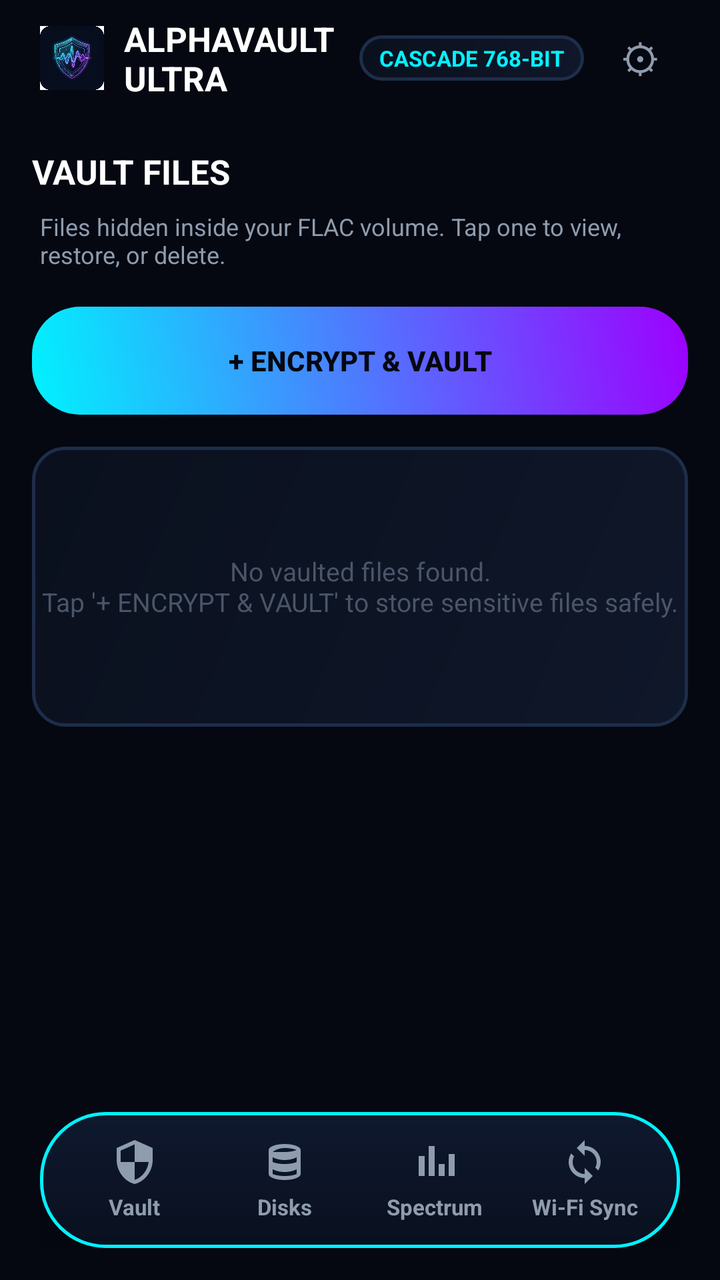
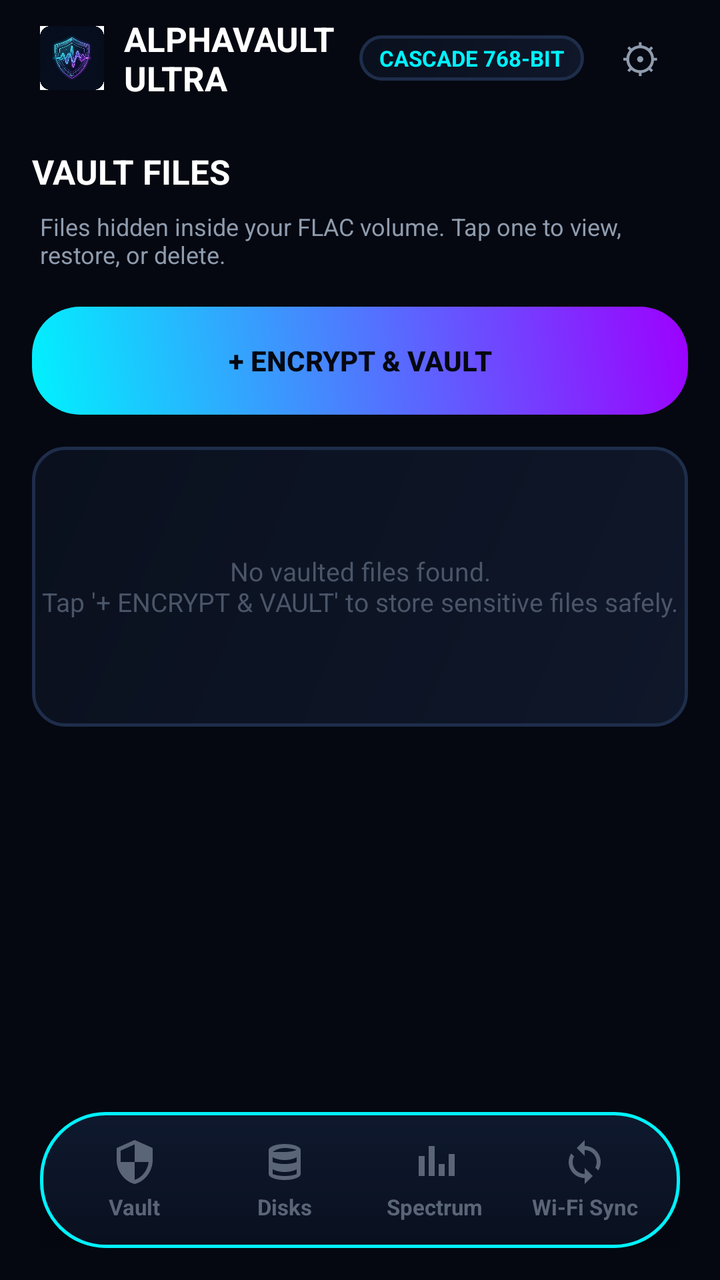

Screens rendered from an Android XML layout before and after an edit, with the pre-edit source and the edit as a unified diff.
<!-- AndroidManifest.xml: application theme Theme.AlphaVault -->
<!-- res/layout/activity_main.xml -->
<?xml version="1.0" encoding="utf-8"?>
<RelativeLayout xmlns:android="http://schemas.android.com/apk/res/android"
    xmlns:app="http://schemas.android.com/apk/res-auto"
    android:layout_width="match_parent"
    android:layout_height="match_parent"
    android:background="@color/av_bg">

    
    <LinearLayout
        android:id="@+id/topBar"
        android:layout_width="match_parent"
        android:layout_height="wrap_content"
        android:layout_alignParentTop="true"
        android:background="@android:color/transparent"
        android:gravity="center_vertical"
        android:orientation="horizontal"
        android:paddingStart="20dp"
        android:paddingTop="8dp"
        android:paddingEnd="20dp"
        android:paddingBottom="8dp">

        <ImageView
            android:layout_width="32dp"
            android:layout_height="32dp"
            android:layout_marginEnd="10dp"
            android:contentDescription="@string/app_name"
            android:src="@drawable/ic_launcher" />

        <LinearLayout
            android:layout_width="0dp"
            android:layout_height="wrap_content"
            android:layout_weight="1"
            android:orientation="vertical">

            <TextView
                android:layout_width="wrap_content"
                android:layout_height="wrap_content"
                android:text="@string/brand_title"
                android:textColor="@color/av_text_primary"
                android:textSize="17sp"
                android:textStyle="bold" />

            <TextView
                android:id="@+id/tvTopStatus"
                android:layout_width="match_parent"
                android:layout_height="wrap_content"
                android:ellipsize="end"
                android:maxLines="1"
                android:textColor="@color/av_cyan"
                android:textSize="11sp"
                android:visibility="gone" />
        </LinearLayout>

        <TextView
            android:id="@+id/tvModeBadge"
            android:layout_width="wrap_content"
            android:layout_height="wrap_content"
            android:background="@drawable/bg_cyber_card"
            android:paddingStart="10dp"
            android:paddingTop="4dp"
            android:paddingEnd="10dp"
            android:paddingBottom="4dp"
            android:text="@string/badge_cascade"
            android:textColor="@color/av_cyan"
            android:textSize="11sp"
            android:textStyle="bold" />

        <TextView
            android:id="@+id/btnSettings"
            android:layout_width="40dp"
            android:layout_height="40dp"
            android:layout_marginStart="8dp"
            android:background="?attr/selectableItemBackgroundBorderless"
            android:gravity="center"
            android:text="⚙"
            android:textColor="@color/av_text_secondary"
            android:textSize="20sp" />
    </LinearLayout>

    
    <FrameLayout
        android:id="@+id/fragmentContainer"
        android:layout_width="match_parent"
        android:layout_height="match_parent"
        android:layout_above="@id/floatingDockContainer"
        android:layout_below="@id/topBar">

        
        <ScrollView
            android:id="@+id/panelVault"
            android:layout_width="match_parent"
            android:layout_height="match_parent"
            android:clipToPadding="false"
            android:fillViewport="true"
            android:scrollbars="none">

            <LinearLayout
                android:layout_width="match_parent"
                android:layout_height="wrap_content"
                android:orientation="vertical"
                android:padding="16dp">

                <TextView
                    android:layout_width="wrap_content"
                    android:layout_height="wrap_content"
                    android:layout_marginBottom="4dp"
                    android:text="@string/vault_files_header"
                    android:textColor="@color/av_text_primary"
                    android:textSize="17sp"
                    android:textStyle="bold" />

                <TextView
                    android:id="@+id/tvVaultSort"
                    android:layout_width="match_parent"
                    android:layout_height="wrap_content"
                    android:layout_marginBottom="14dp"
                    android:padding="4dp"
                    android:text="@string/vault_files_sub"
                    android:textColor="@color/av_text_secondary"
                    android:textSize="12sp" />

                <androidx.appcompat.widget.AppCompatButton
                    android:id="@+id/btnAddVaultFile"
                    android:layout_width="match_parent"
                    android:layout_height="54dp"
                    android:layout_marginBottom="16dp"
                    android:background="@drawable/bg_neon_button"
                    android:stateListAnimator="@null"
                    android:text="@string/btn_encrypt_vault"
                    android:textColor="@color/av_bg"
                    android:textStyle="bold" />

                <LinearLayout
                    android:id="@+id/vaultFileList"
                    android:layout_width="match_parent"
                    android:layout_height="wrap_content"
                    android:orientation="vertical">

                    <TextView
                        android:id="@+id/tvEmptyVault"
                        android:layout_width="match_parent"
                        android:layout_height="140dp"
                        android:background="@drawable/bg_cyber_card"
                        android:gravity="center"
                        android:text="@string/vault_empty"
                        android:textColor="@color/av_text_disabled"
                        android:textSize="13sp" />
                </LinearLayout>

            </LinearLayout>
        </ScrollView>

        
        <ScrollView
            android:id="@+id/panelDisks"
            android:layout_width="match_parent"
            android:layout_height="match_parent"
            android:clipToPadding="false"
            android:fillViewport="true"
            android:scrollbars="none"
            android:visibility="gone">

            <LinearLayout
                android:layout_width="match_parent"
                android:layout_height="wrap_content"
                android:orientation="vertical"
                android:padding="16dp">

                
                <LinearLayout
                    android:layout_width="match_parent"
                    android:layout_height="wrap_content"
                    android:layout_marginBottom="16dp"
                    android:background="@drawable/bg_cyber_card"
                    android:orientation="vertical"
                    android:padding="16dp">

                    <TextView
                        android:layout_width="wrap_content"
                        android:layout_height="wrap_content"
                        android:text="@string/vault_pool_title"
                        android:textColor="@color/av_text_primary"
                        android:textSize="15sp"
                        android:textStyle="bold" />

                    <TextView
                        android:id="@+id/tvVaultStats"
                        android:layout_width="wrap_content"
                        android:layout_height="wrap_content"
                        android:layout_marginTop="4dp"
                        android:text="@string/vault_pool_subtitle"
                        android:textColor="@color/av_cyan"
                        android:textSize="12sp" />

                    <LinearLayout
                        android:id="@+id/storageBar"
                        android:layout_width="match_parent"
                        android:layout_height="16dp"
                        android:layout_marginTop="14dp"
                        android:background="@drawable/bg_bar_track"
                        android:orientation="horizontal"
                        android:padding="2dp">

                        <View
                            android:id="@+id/barUsed"
                            android:layout_width="0dp"
                            android:layout_height="match_parent"
                            android:layout_weight="0"
                            android:background="@drawable/bg_bar_used" />

                        <View
                            android:id="@+id/barFree"
                            android:layout_width="0dp"
                            android:layout_height="match_parent"
                            android:layout_weight="1" />
                    </LinearLayout>

                    <TextView
                        android:id="@+id/tvStorageDetail"
                        android:layout_width="match_parent"
                        android:layout_height="wrap_content"
                        android:layout_marginTop="8dp"
                        android:text="@string/storage_scanning"
                        android:textColor="@color/av_text_secondary"
                        android:textSize="12sp" />

                    <RadioGroup
                        android:id="@+id/rgPoolMode"
                        android:layout_width="match_parent"
                        android:layout_height="wrap_content"
                        android:layout_marginTop="12dp"
                        android:orientation="vertical">

                        <RadioButton
                            android:id="@+id/rbAutoLibrary"
                            android:layout_width="wrap_content"
                            android:layout_height="wrap_content"
                            android:checked="true"
                            android:text="@string/pool_mode_auto"
                            android:textColor="@color/av_text_primary"
                            android:textSize="13sp" />

                        <RadioButton
                            android:id="@+id/rbManualDisks"
                            android:layout_width="wrap_content"
                            android:layout_height="wrap_content"
                            android:text="@string/pool_mode_manual"
                            android:textColor="@color/av_text_secondary"
                            android:textSize="13sp" />
                    </RadioGroup>

                </LinearLayout>

                <androidx.appcompat.widget.AppCompatButton
                    android:id="@+id/btnScanVault"
                    android:layout_width="match_parent"
                    android:layout_height="52dp"
                    android:layout_marginBottom="16dp"
                    android:background="@drawable/bg_keypad_button"
                    android:stateListAnimator="@null"
                    android:text="@string/btn_auto_discover"
                    android:textColor="@color/av_cyan"
                    android:textStyle="bold" />

                <TextView
                    android:layout_width="wrap_content"
                    android:layout_height="wrap_content"
                    android:layout_marginBottom="8dp"
                    android:text="@string/pool_disks_header"
                    android:textColor="@color/av_cyan"
                    android:textSize="12sp"
                    android:textStyle="bold" />

                <LinearLayout
                    android:id="@+id/poolDiskList"
                    android:layout_width="match_parent"
                    android:layout_height="wrap_content"
                    android:layout_marginBottom="12dp"
                    android:orientation="vertical">

                    <TextView
                        android:id="@+id/tvEmptyDisks"
                        android:layout_width="match_parent"
                        android:layout_height="100dp"
                        android:background="@drawable/bg_cyber_card"
                        android:gravity="center"
                        android:text="@string/disks_empty"
                        android:textColor="@color/av_text_disabled"
                        android:textSize="13sp" />
                </LinearLayout>

            </LinearLayout>
        </ScrollView>

        
        <ScrollView
            android:id="@+id/panelStego"
            android:layout_width="match_parent"
            android:layout_height="match_parent"
            android:clipToPadding="false"
            android:fillViewport="true"
            android:scrollbars="none"
            android:visibility="gone">

            <LinearLayout
                android:layout_width="match_parent"
                android:layout_height="wrap_content"
                android:orientation="vertical"
                android:padding="16dp">

                <TextView
                    android:layout_width="wrap_content"
                    android:layout_height="wrap_content"
                    android:text="@string/stego_title"
                    android:textColor="@color/av_text_primary"
                    android:textSize="18sp"
                    android:textStyle="bold" />

                
                <com.google.android.material.card.MaterialCardView
                    android:layout_width="match_parent"
                    android:layout_height="160dp"
                    android:layout_marginTop="12dp"
                    android:layout_marginBottom="16dp"
                    app:cardBackgroundColor="@color/av_surface"
                    app:cardCornerRadius="16dp"
                    app:strokeColor="@color/av_cyan"
                    app:strokeWidth="1.5dp">

                    <com.alphasteg.pro.ui.StegoVisualizerView
                        android:layout_width="match_parent"
                        android:layout_height="match_parent"
                        android:background="@color/av_surface" />

                </com.google.android.material.card.MaterialCardView>

                <androidx.appcompat.widget.AppCompatButton
                    android:id="@+id/btnSelectFlac"
                    android:layout_width="match_parent"
                    android:layout_height="52dp"
                    android:layout_marginBottom="12dp"
                    android:background="@drawable/bg_keypad_button"
                    android:stateListAnimator="@null"
                    android:text="@string/btn_select_flac"
                    android:textColor="@color/av_text_primary"
                    android:textStyle="bold" />

                <TextView
                    android:id="@+id/tvSelectedFlac"
                    android:layout_width="match_parent"
                    android:layout_height="wrap_content"
                    android:background="@drawable/bg_cyber_card"
                    android:padding="14dp"
                    android:text="@string/stego_none_selected"
                    android:textColor="@color/av_text_secondary" />

                <androidx.appcompat.widget.AppCompatButton
                    android:id="@+id/btnInspectTrack"
                    android:layout_width="match_parent"
                    android:layout_height="52dp"
                    android:layout_marginTop="16dp"
                    android:background="@drawable/bg_neon_button"
                    android:stateListAnimator="@null"
                    android:text="@string/btn_inspect_track"
                    android:textColor="@color/av_bg"
                    android:textStyle="bold" />

            </LinearLayout>
        </ScrollView>

        
        <LinearLayout
            android:id="@+id/panelServer"
            android:layout_width="match_parent"
            android:layout_height="match_parent"
            android:orientation="vertical"
            android:padding="24dp"
            android:visibility="gone">

            <TextView
                android:layout_width="wrap_content"
                android:layout_height="wrap_content"
                android:text="@string/server_title"
                android:textColor="@color/av_text_primary"
                android:textSize="18sp"
                android:textStyle="bold" />

            <TextView
                android:layout_width="wrap_content"
                android:layout_height="wrap_content"
                android:layout_marginTop="8dp"
                android:layout_marginBottom="24dp"
                android:text="@string/server_desc"
                android:textColor="@color/av_text_secondary"
                android:textSize="13sp" />

            <com.google.android.material.materialswitch.MaterialSwitch
                android:id="@+id/switchServer"
                android:layout_width="match_parent"
                android:layout_height="wrap_content"
                android:text="@string/server_switch"
                android:textColor="@color/av_text_primary"
                android:textSize="16sp" />

            <TextView
                android:id="@+id/tvServerUrl"
                android:layout_width="match_parent"
                android:layout_height="wrap_content"
                android:layout_marginTop="16dp"
                android:background="@drawable/bg_cyber_card"
                android:fontFamily="monospace"
                android:padding="16dp"
                android:text="@string/server_status_stopped"
                android:textColor="@color/av_cyan"
                android:textSize="14sp" />
        </LinearLayout>

    </FrameLayout>

    
    <FrameLayout
        android:id="@+id/floatingDockContainer"
        android:layout_width="match_parent"
        android:layout_height="wrap_content"
        android:layout_alignParentBottom="true"
        android:paddingStart="20dp"
        android:paddingEnd="20dp"
        android:paddingBottom="16dp">

        <LinearLayout
            android:id="@+id/bottomNav"
            android:layout_width="match_parent"
            android:layout_height="68dp"
            android:background="@drawable/bg_floating_dock"
            android:elevation="12dp"
            android:gravity="center_vertical"
            android:orientation="horizontal"
            android:paddingStart="10dp"
            android:paddingEnd="10dp">

            <LinearLayout
                android:id="@+id/navVault"
                android:layout_width="0dp"
                android:layout_height="56dp"
                android:layout_weight="1"
                android:background="@drawable/bg_dock_item"
                android:gravity="center"
                android:orientation="vertical">

                <ImageView
                    android:layout_width="24dp"
                    android:layout_height="24dp"
                    android:contentDescription="@string/nav_vault"
                    android:duplicateParentState="true"
                    android:src="@drawable/ic_nav_vault"
                    app:tint="@color/nav_item_color" />

                <TextView
                    android:layout_width="wrap_content"
                    android:layout_height="wrap_content"
                    android:layout_marginTop="3dp"
                    android:duplicateParentState="true"
                    android:text="@string/nav_vault"
                    android:textColor="@color/nav_item_color"
                    android:textSize="11sp"
                    android:textStyle="bold" />
            </LinearLayout>

            <LinearLayout
                android:id="@+id/navDisks"
                android:layout_width="0dp"
                android:layout_height="56dp"
                android:layout_weight="1"
                android:background="@drawable/bg_dock_item"
                android:gravity="center"
                android:orientation="vertical">

                <ImageView
                    android:layout_width="24dp"
                    android:layout_height="24dp"
                    android:contentDescription="@string/nav_disks"
                    android:duplicateParentState="true"
                    android:src="@drawable/ic_nav_disks"
                    app:tint="@color/nav_item_color" />

                <TextView
                    android:layout_width="wrap_content"
                    android:layout_height="wrap_content"
                    android:layout_marginTop="3dp"
                    android:duplicateParentState="true"
                    android:text="@string/nav_disks"
                    android:textColor="@color/nav_item_color"
                    android:textSize="11sp"
                    android:textStyle="bold" />
            </LinearLayout>

            <LinearLayout
                android:id="@+id/navStego"
                android:layout_width="0dp"
                android:layout_height="56dp"
                android:layout_weight="1"
                android:background="@drawable/bg_dock_item"
                android:gravity="center"
                android:orientation="vertical">

                <ImageView
                    android:layout_width="24dp"
                    android:layout_height="24dp"
                    android:contentDescription="@string/nav_stego"
                    android:duplicateParentState="true"
                    android:src="@drawable/ic_nav_stego"
                    app:tint="@color/nav_item_color" />

                <TextView
                    android:layout_width="wrap_content"
                    android:layout_height="wrap_content"
                    android:layout_marginTop="3dp"
                    android:duplicateParentState="true"
                    android:text="@string/nav_stego"
                    android:textColor="@color/nav_item_color"
                    android:textSize="11sp"
                    android:textStyle="bold" />
            </LinearLayout>

            <LinearLayout
                android:id="@+id/navServer"
                android:layout_width="0dp"
                android:layout_height="56dp"
                android:layout_weight="1"
                android:background="@drawable/bg_dock_item"
                android:gravity="center"
                android:orientation="vertical">

                <ImageView
                    android:layout_width="24dp"
                    android:layout_height="24dp"
                    android:contentDescription="@string/nav_server"
                    android:duplicateParentState="true"
                    android:src="@drawable/ic_nav_sync"
                    app:tint="@color/nav_item_color" />

                <TextView
                    android:layout_width="wrap_content"
                    android:layout_height="wrap_content"
                    android:layout_marginTop="3dp"
                    android:duplicateParentState="true"
                    android:text="@string/nav_server"
                    android:textColor="@color/nav_item_color"
                    android:textSize="11sp"
                    android:textStyle="bold" />
            </LinearLayout>

        </LinearLayout>

    </FrameLayout>

</RelativeLayout>
<!-- resources referenced by this layout -->
<resources>
  <color name="av_bg">#050811</color>
  <color name="av_cyan">#00F2FE</color>
  <color name="av_surface">#0A101D</color>
  <color name="av_text_disabled">#4A5568</color>
  <color name="av_text_primary">#FFFFFF</color>
  <color name="av_text_secondary">#8F9CAE</color>
  <!-- drawable bg_bar_track (drawable) -->
  <?xml version="1.0" encoding="utf-8"?>
  <shape xmlns:android="http://schemas.android.com/apk/res/android" android:shape="rectangle">
      <solid android:color="#0A101D" />
      <corners android:radius="8dp" />
      <stroke android:width="1dp" android:color="#1E2D4A" />
  </shape>
  <!-- drawable bg_bar_used (drawable) -->
  <?xml version="1.0" encoding="utf-8"?>
  <shape xmlns:android="http://schemas.android.com/apk/res/android" android:shape="rectangle">
      <gradient android:angle="0" android:startColor="#00F2FE" android:endColor="#9D00FF" />
      <corners android:radius="8dp" />
  </shape>
  <!-- drawable bg_cyber_card (drawable) -->
  <?xml version="1.0" encoding="utf-8"?>
  <shape xmlns:android="http://schemas.android.com/apk/res/android"
      android:shape="rectangle">
      <gradient
          android:angle="135"
          android:endColor="#0A101D"
          android:startColor="#0F172A" />
      <corners android:radius="16dp" />
      <stroke
          android:width="1.5dp"
          android:color="#1E2D4A" />
  </shape>
  <!-- drawable ic_nav_stego (drawable) -->
  <vector xmlns:android="http://schemas.android.com/apk/res/android"
      android:width="24dp"
      android:height="24dp"
      android:viewportWidth="24"
      android:viewportHeight="24">
      <path
          android:fillColor="#9D00FF"
          android:pathData="M4,9 h3 v10 H4 V9 z M9,4 h3 v15 H9 V4 z M14,13 h3 v6 h-3 v-6 z M19,8 h3 v11 h-3 V8 z" />
  </vector>
  <string name="app_name">AlphaVault Ultra</string>
  <string name="badge_cascade">CASCADE 768-BIT</string>
  <string name="brand_title">ALPHAVAULT ULTRA</string>
  <string name="btn_auto_discover">🔄 SYNC LIBRARY</string>
  <string name="btn_encrypt_vault">+ ENCRYPT &amp; VAULT</string>
  <string name="btn_inspect_track">INSPECT &amp; EXTRACT PAYLOAD</string>
  <string name="btn_select_flac">🎵 SELECT CARRIER FLAC TRACK</string>
  <string name="disks_empty">No FLAC carriers found.\nTransfer FLAC tracks into your Music folder, then tap SYNC LIBRARY.</string>
  <string name="nav_disks">Disks</string>
  <string name="nav_server">Wi-Fi Sync</string>
  <string name="nav_stego">Spectrum</string>
  <string name="nav_vault">Vault</string>
  <string name="pool_disks_header">STORAGE POOL DISKS (FLAC CARRIERS)</string>
  <string name="pool_mode_auto">Auto-Pool Whole Music Library (Multi-Album Resilient)</string>
  <string name="pool_mode_manual">Manual FLAC Disks Selection</string>
  <string name="server_desc">Enable this server to access your AlphaSteg vault from external web browsers over Wi-Fi.</string>
  <string name="server_status_stopped">Server Status: Stopped</string>
  <string name="server_switch">Enable Web Sync Server</string>
  <string name="server_title">Wi-Fi External Web Server Sync</string>
  <string name="stego_none_selected">No FLAC track selected</string>
  <string name="stego_title">FLAC Audio Stego Spectrum Visualizer</string>
  <string name="storage_scanning">Scanning storage…</string>
  <string name="vault_empty">No vaulted files found.\nTap \'+ ENCRYPT &amp; VAULT\' to store sensitive files safely.</string>
  <string name="vault_files_header">VAULT FILES</string>
  <string name="vault_files_sub">Files hidden inside your FLAC volume. Tap one to view, restore, or delete.</string>
  <string name="vault_pool_subtitle">Maxed Out Cascade Encryption • 768-Bit Entropy (AES-256 + ChaCha20 + HMAC-SHA512) • Multi-Album Swap Proof</string>
  <string name="vault_pool_title">WHOLE LIBRARY STORAGE POOL (RAID-Z2)</string>
  <color name="av_surface_raised">#0F172A</color>
  <color name="av_purple">#9D00FF</color>
  <color name="av_cyan_faint">#3300F2FE</color>
  <color name="av_stroke">#1E2D4A</color>
  <color name="av_danger">#FF4D4D</color>
  <!-- unchanged entries left out for length: 9 -->
</resources>

<!-- the commit's change to res/layout/activity_main.xml (unified diff, before → after) -->
@@ -271,23 +271,22 @@
                     android:textSize="12sp"
                     android:textStyle="bold" />
 
-                <LinearLayout
-                    android:id="@+id/poolDiskList"
-                    android:layout_width="match_parent"
-                    android:layout_height="wrap_content"
+                <com.alphasteg.pro.ui.DiskArrayView
+                    android:id="@+id/diskArray"
+                    android:layout_width="match_parent"
+                    android:layout_height="wrap_content"
+                    android:layout_marginBottom="12dp" />
+
+                <TextView
+                    android:id="@+id/tvEmptyDisks"
+                    android:layout_width="match_parent"
+                    android:layout_height="100dp"
                     android:layout_marginBottom="12dp"
-                    android:orientation="vertical">
-
-                    <TextView
-                        android:id="@+id/tvEmptyDisks"
-                        android:layout_width="match_parent"
-                        android:layout_height="100dp"
-                        android:background="@drawable/bg_cyber_card"
-                        android:gravity="center"
-                        android:text="@string/disks_empty"
-                        android:textColor="@color/av_text_disabled"
-                        android:textSize="13sp" />
-                </LinearLayout>
+                    android:background="@drawable/bg_cyber_card"
+                    android:gravity="center"
+                    android:text="@string/disks_empty"
+                    android:textColor="@color/av_text_disabled"
+                    android:textSize="13sp" />
 
             </LinearLayout>
         </ScrollView>
@@ -453,7 +452,7 @@
                     android:contentDescription="@string/nav_vault"
                     android:duplicateParentState="true"
                     android:src="@drawable/ic_nav_vault"
-                    app:tint="@color/nav_item_color" />
+                    app:tint="@color/nav_vault_color" />
 
                 <TextView
                     android:layout_width="wrap_content"
@@ -461,7 +460,7 @@
                     android:layout_marginTop="3dp"
                     android:duplicateParentState="true"
                     android:text="@string/nav_vault"
-                    android:textColor="@color/nav_item_color"
+                    android:textColor="@color/nav_vault_color"
                     android:textSize="11sp"
                     android:textStyle="bold" />
             </LinearLayout>
@@ -481,7 +480,7 @@
                     android:contentDescription="@string/nav_disks"
                     android:duplicateParentState="true"
                     android:src="@drawable/ic_nav_disks"
-                    app:tint="@color/nav_item_color" />
+                    app:tint="@color/nav_disks_color" />
 
                 <TextView
                     android:layout_width="wrap_content"
@@ -489,7 +488,7 @@
                     android:layout_marginTop="3dp"
                     android:duplicateParentState="true"
                     android:text="@string/nav_disks"
-                    android:textColor="@color/nav_item_color"
+                    android:textColor="@color/nav_disks_color"
                     android:textSize="11sp"
                     android:textStyle="bold" />
             </LinearLayout>
@@ -509,7 +508,7 @@
                     android:contentDescription="@string/nav_stego"
                     android:duplicateParentState="true"
                     android:src="@drawable/ic_nav_stego"
-                    app:tint="@color/nav_item_color" />
+                    app:tint="@color/nav_stego_color" />
 
                 <TextView
                     android:layout_width="wrap_content"
@@ -517,7 +516,7 @@
                     android:layout_marginTop="3dp"
                     android:duplicateParentState="true"
                     android:text="@string/nav_stego"
-                    android:textColor="@color/nav_item_color"
+                    android:textColor="@color/nav_stego_color"
                     android:textSize="11sp"
                     android:textStyle="bold" />
             </LinearLayout>
@@ -537,7 +536,7 @@
                     android:contentDescription="@string/nav_server"
                     android:duplicateParentState="true"
                     android:src="@drawable/ic_nav_sync"
-                    app:tint="@color/nav_item_color" />
+                    app:tint="@color/nav_server_color" />
 
                 <TextView
                     android:layout_width="wrap_content"
@@ -545,7 +544,7 @@
                     android:layout_marginTop="3dp"
                     android:duplicateParentState="true"
                     android:text="@string/nav_server"
-                    android:textColor="@color/nav_item_color"
+                    android:textColor="@color/nav_server_color"
                     android:textSize="11sp"
                     android:textStyle="bold" />
             </LinearLayout>
